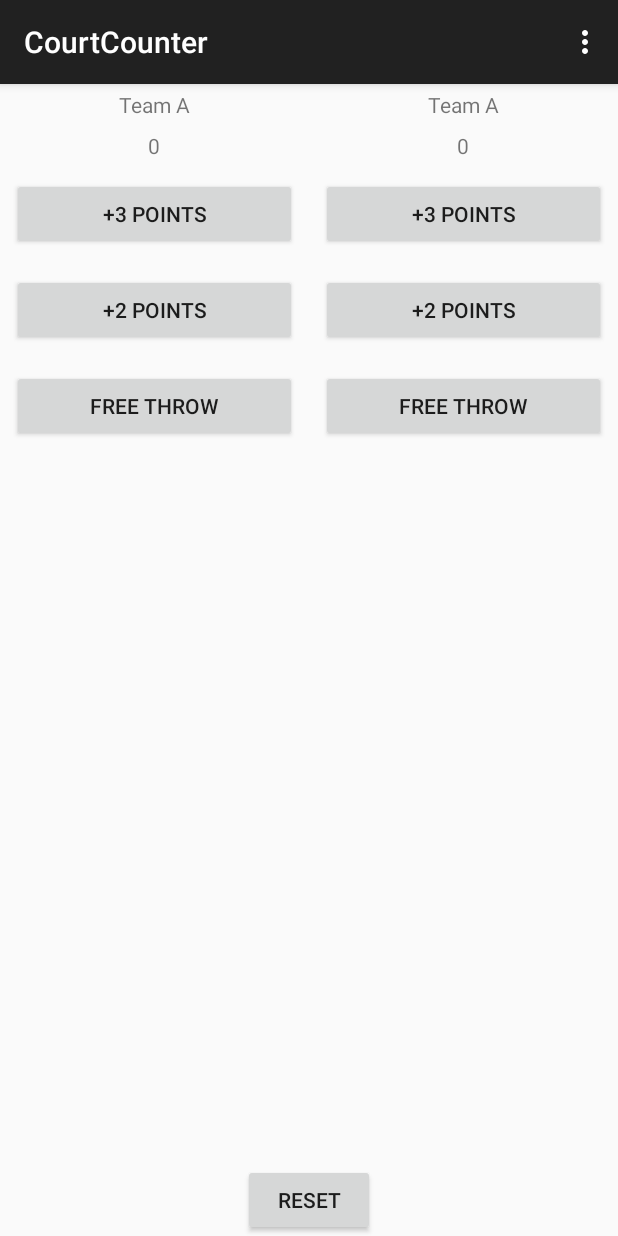
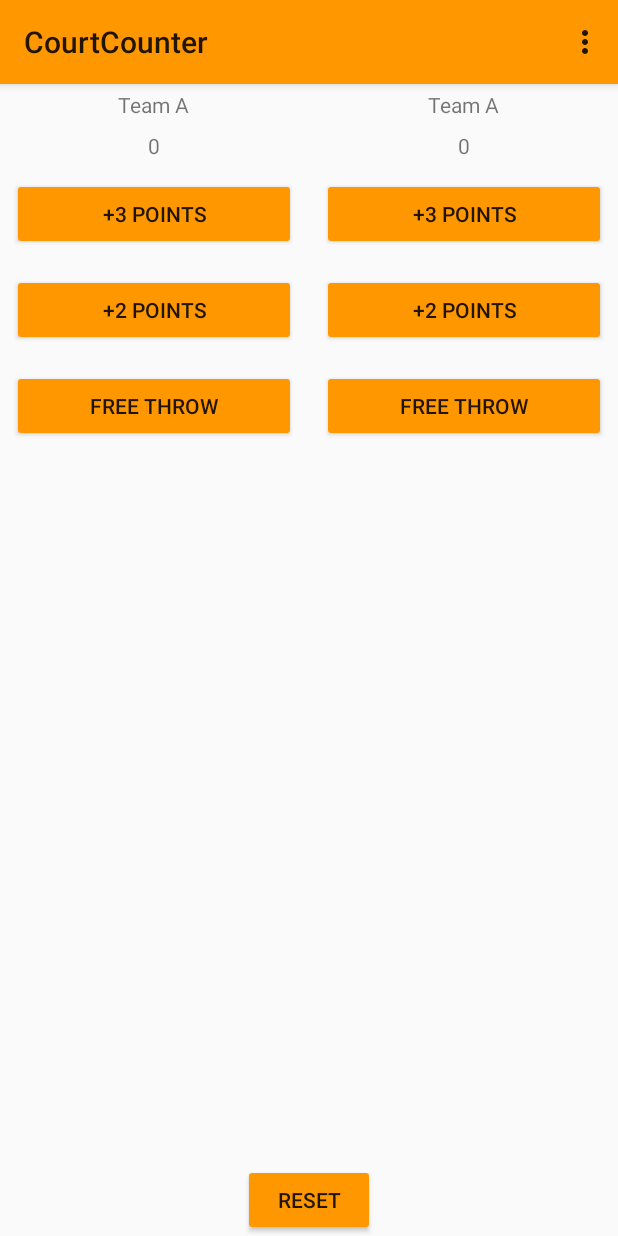
Before and after one commit to khushali9/CourtCounter, an Android app: the screen it shows after launch (MainActivity), on a phone screen of 412 x 824 dp. Run offline under Robolectric (Android 15) with nearby library versions, the phone set to English and light mode, and no system bars.

Commit message:
better looking App

```diff
--- a/app/src/main/res/layout/activity_main.xml
+++ b/app/src/main/res/layout/activity_main.xml
@@ -7,7 +7,7 @@
 <LinearLayout xmlns:android="http://schemas.android.com/apk/res/android"
     xmlns:tools="http://schemas.android.com/tools"
     android:layout_width="match_parent"
-    android:layout_height="match_parent"
+    android:layout_height="wrap_content"
     android:orientation="horizontal"
     >
 
@@ -16,7 +16,7 @@
         android:layout_weight="1"
         android:layout_width="0dp"
 
-    android:layout_height="match_parent"
+    android:layout_height="wrap_content"
     android:orientation="vertical"
     tools:context=".MainActivity">
 
@@ -57,13 +57,15 @@
         android:onClick="teamAfree"/>
 
         </LinearLayout>
-
+<View
+    android:layout_width="1dp"
+    android:layout_height="match_parent"></View>
 
         <LinearLayout
             android:layout_weight="1"
             android:layout_width="0dp"
 
-            android:layout_height="match_parent"
+            android:layout_height="wrap_content"
             android:orientation="vertical"
             tools:context=".MainActivity">
 
--- a/app/src/main/res/values/styles.xml
+++ b/app/src/main/res/values/styles.xml
@@ -1,8 +1,10 @@
 <resources>
 
     <!-- Base application theme. -->
-    <style name="AppTheme" parent="Theme.AppCompat.Light.DarkActionBar">
+    <style name="AppTheme" parent="Theme.AppCompat.Light">
         <!-- Customize your theme here. -->
+        <item name="colorPrimary">#FF9800</item>
+        <item name="colorButtonNormal">#FF9800</item>
     </style>
 
 </resources>
```
